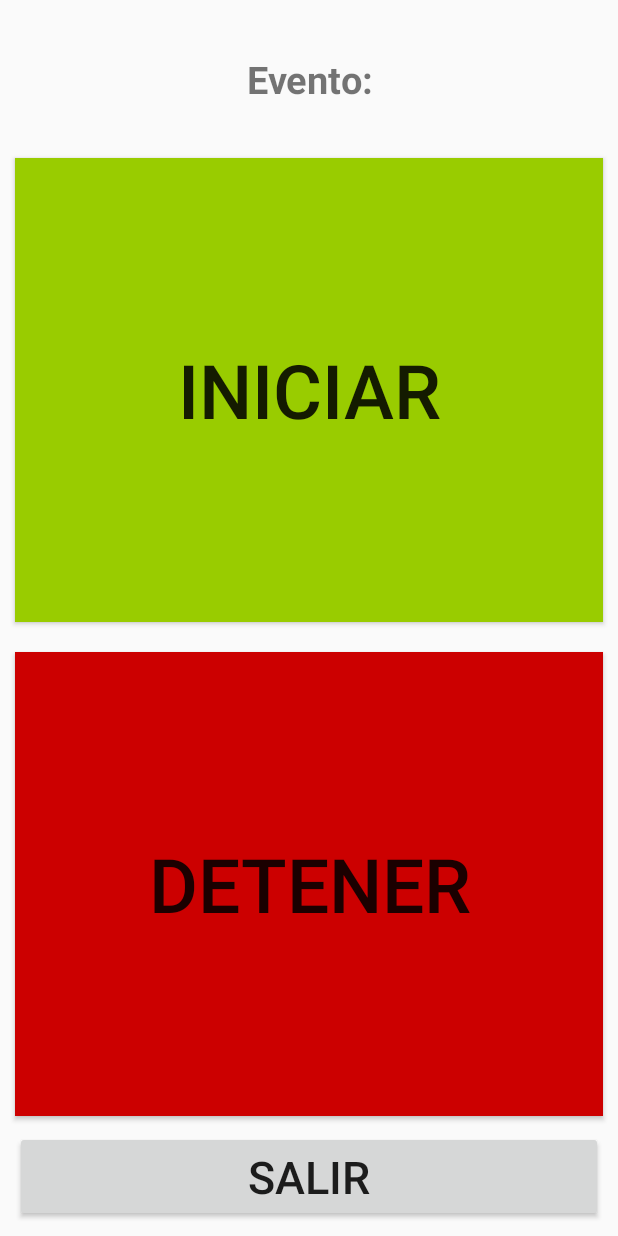
After one commit to diegoochoac/ConcentradorEventos, an Android app: the layout dialogevento.xml on its own in the app's theme, with its tools: preview values and no code run, on a phone screen of 412 x 824 dp. The commit adds this screen. Run offline under Robolectric (Android 15) with nearby library versions, the phone set to English and light mode, and no system bars.

Commit message:
se crea alertdialog para los eventos con boton inicio detener y salir

```diff
--- a/app/src/main/res/layout/dialogconfiguracion.xml
+++ b/app/src/main/res/layout/dialogconfiguracion.xml
@@ -26,7 +26,7 @@
         android:layout_width="match_parent"
         android:layout_height="wrap_content"
         android:id="@+id/editTextBusqueda"
-        android:hint="Escriba Aqui su Busqueda" />
+        android:hint="Escriba Aqui" />
 
     <View
         android:layout_width="fill_parent"
--- /dev/null
+++ b/app/src/main/res/layout/dialogevento.xml
@@ -0,0 +1,60 @@
+<?xml version="1.0" encoding="utf-8"?>
+<LinearLayout xmlns:android="http://schemas.android.com/apk/res/android"
+    android:orientation="vertical" android:layout_width="match_parent"
+    android:layout_height="match_parent">
+
+    <TextView
+        android:layout_width="match_parent"
+        android:layout_height="250dp"
+        android:text="Evento:"
+        android:id="@+id/txtEvento"
+        android:layout_weight="3"
+        android:textSize="25dp"
+        android:layout_marginLeft="10dp"
+        android:layout_marginRight="10dp"
+        android:layout_marginTop="10dp"
+        android:gravity="center"
+        android:textStyle="bold" />
+
+    <LinearLayout
+        android:orientation="vertical"
+        android:layout_width="match_parent"
+        android:layout_height="match_parent"
+        android:layout_weight="3">
+
+        <Button
+            android:layout_width="match_parent"
+            android:layout_height="300dp"
+            android:text="INICIAR"
+            android:id="@+id/btnIniciar"
+            android:layout_gravity="center_horizontal"
+            android:layout_weight="1"
+            android:textSize="50dp"
+            android:background="@android:color/holo_green_light"
+            android:layout_margin="10dp" />
+
+        <Button
+            android:layout_width="match_parent"
+            android:layout_height="300dp"
+            android:text="DETENER"
+            android:id="@+id/btnDetener"
+            android:layout_gravity="center_horizontal"
+            android:layout_weight="1"
+            android:textSize="50dp"
+            android:background="@android:color/holo_red_dark"
+            android:layout_margin="10dp" />
+    </LinearLayout>
+
+    <Button
+        android:layout_width="match_parent"
+        android:layout_height="wrap_content"
+        android:text="SALIR"
+        android:id="@+id/btnSalir"
+        android:layout_gravity="center_horizontal"
+        android:layout_weight="0.01"
+        android:textSize="30dp"
+        android:layout_marginLeft="10dp"
+        android:layout_marginRight="10dp"
+        android:layout_marginBottom="10dp" />
+
+</LinearLayout>
```
Also changed, not shown: app/src/main/java/basedatos/DatabaseHelper.java (+0 -12 lines), app/src/main/java/com/concentrador/agrum/concentradoreventos/MainActivity.java (+23 -5 lines), app/src/main/java/fragments/FragmentoCategoria.java (+70 -17 lines), app/src/main/java/fragments/FragmentoConfiguracion.java (+51 -34 lines), app/src/main/java/fragments/FragmentoCuenta.java (+9 -5 lines), app/src/main/java/fragments/FragmentoLabor.java (+2 -6 lines), app/src/main/res/drawable/borde.xml (added, +12 -0 lines), app/src/main/res/layout/fragment_configuracion.xml (+6 -6 lines), app/src/main/res/layout/fragment_cuenta.xml (+24 -4 lines), app/src/main/res/layout/fragment_labor.xml (renamed from app/src/main/res/layout/fragment_evento_seleccionado.xml, +4 -3 lines), app/src/main/res/layout/item_lista_inicio.xml (+2 -5 lines).
